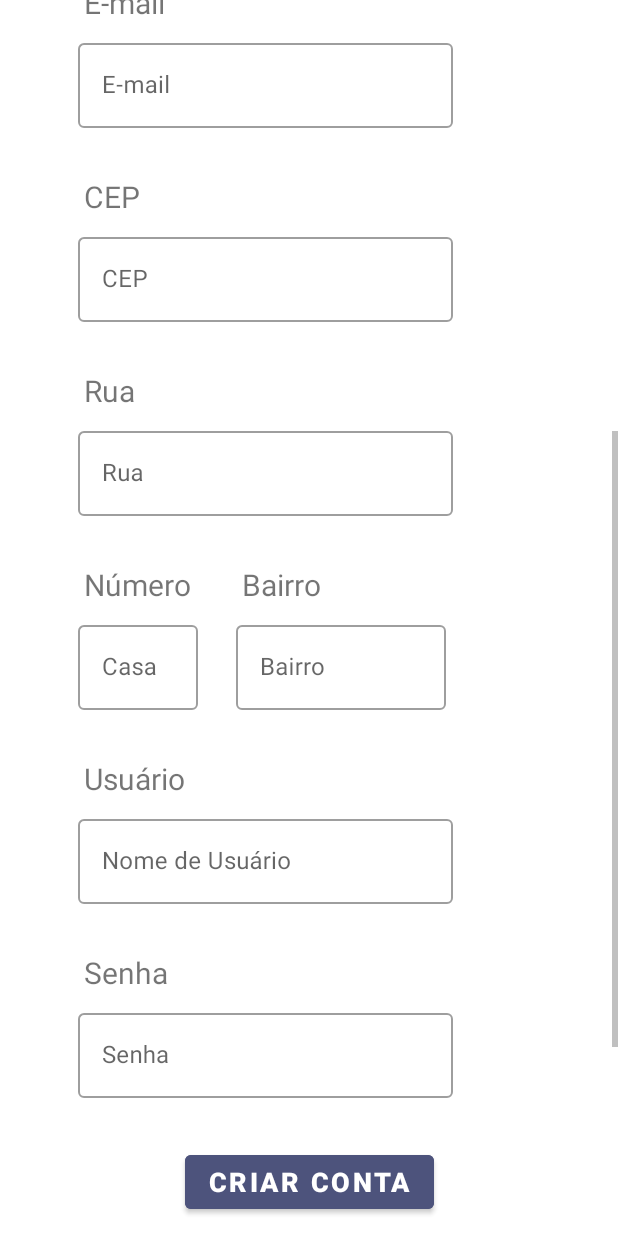
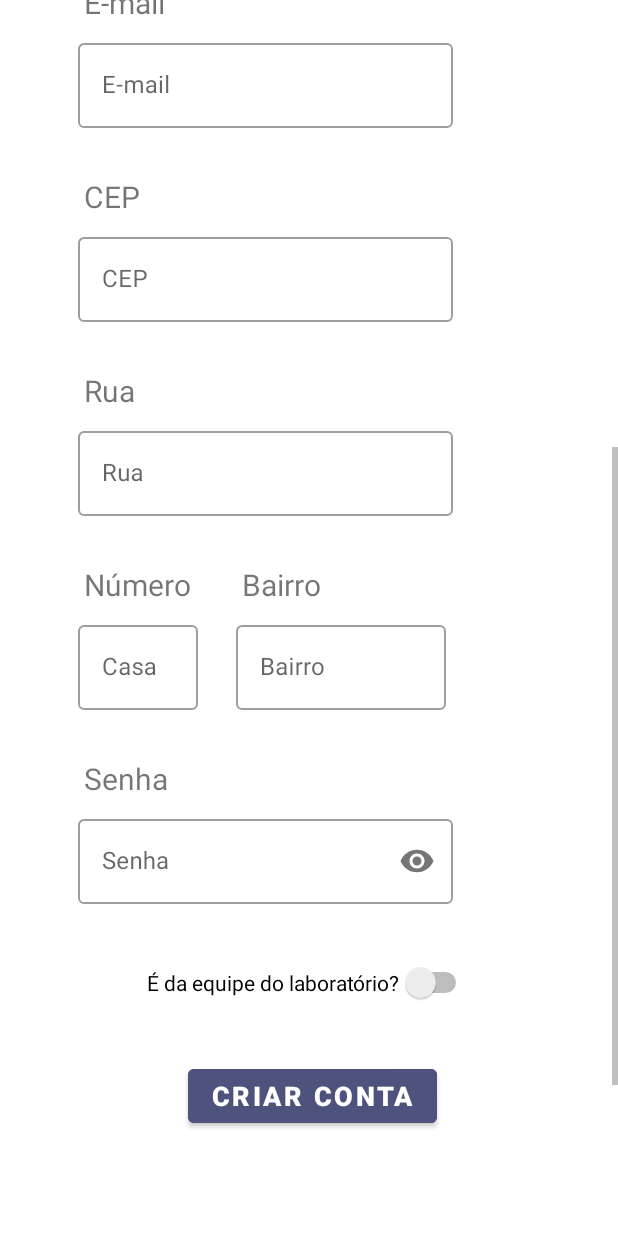
Before and after one commit to isa56/hackathonLabC, an Android app: the CreateAccountActivity screen opened directly, with no data from a screen before it, scrolled down 576 dp, on a phone screen of 412 x 824 dp. Run offline under Robolectric (Android 15) with nearby library versions, the light colour scheme and no system bars; our stand-ins replace Firebase (no records; nobody signed in at launch, a user with empty details on screens opened directly).

Commit message:
Cadastro de usuários no Firebase!!!

```diff
--- a/app/src/main/java/br/com/isa56/hackathonlabcv/MenuActivity.java
+++ b/app/src/main/java/br/com/isa56/hackathonlabcv/activity/MenuActivity.java
@@ -1,10 +1,12 @@
-package br.com.isa56.hackathonlabcv;
+package br.com.isa56.hackathonlabcv.activity;
 
 import android.content.Intent;
 import android.os.Bundle;
 
 
 import androidx.appcompat.app.AppCompatActivity;
+
+import br.com.isa56.hackathonlabcv.R;
 
 public class MenuActivity extends AppCompatActivity {
 
--- a/app/src/main/res/layout/activity_create_account.xml
+++ b/app/src/main/res/layout/activity_create_account.xml
@@ -74,7 +74,8 @@
                     <com.google.android.material.textfield.TextInputEditText
                         android:id="@+id/inputName"
                         android:layout_width="match_parent"
-                        android:layout_height="wrap_content" />
+                        android:layout_height="wrap_content"
+                        android:inputType="text" />
 
                 </com.google.android.material.textfield.TextInputLayout>
 
@@ -104,7 +105,8 @@
                     <com.google.android.material.textfield.TextInputEditText
                         android:id="@+id/inputCPF"
                         android:layout_width="match_parent"
-                        android:layout_height="wrap_content" />
+                        android:layout_height="wrap_content"
+                        android:inputType="number" />
 
                 </com.google.android.material.textfield.TextInputLayout>
 
@@ -134,7 +136,8 @@
                     <com.google.android.material.textfield.TextInputEditText
                         android:id="@+id/WhatsAppInput"
                         android:layout_width="match_parent"
-                        android:layout_height="wrap_content" />
+                        android:layout_height="wrap_content"
+                        android:inputType="phone" />
 
                 </com.google.android.material.textfield.TextInputLayout>
 
@@ -164,7 +167,8 @@
                     <com.google.android.material.textfield.TextInputEditText
                         android:id="@+id/EmailInput"
                         android:layout_width="match_parent"
-                        android:layout_height="wrap_content" />
+                        android:layout_height="wrap_content"
+                        android:inputType="textWebEmailAddress" />
 
                 </com.google.android.material.textfield.TextInputLayout>
 
@@ -194,7 +198,8 @@
                     <com.google.android.material.textfield.TextInputEditText
                         android:id="@+id/CEPInput"
                         android:layout_width="match_parent"
-                        android:layout_height="wrap_content" />
+                        android:layout_height="wrap_content"
+                        android:inputType="number" />
 
                 </com.google.android.material.textfield.TextInputLayout>
 
@@ -224,7 +229,8 @@
                     <com.google.android.material.textfield.TextInputEditText
                         android:id="@+id/StreetInput"
                         android:layout_width="match_parent"
-                        android:layout_height="wrap_content" />
+                        android:layout_height="wrap_content"
+                        android:inputType="text" />
 
                 </com.google.android.material.textfield.TextInputLayout>
 
@@ -254,7 +260,8 @@
                     <com.google.android.material.textfield.TextInputEditText
                         android:id="@+id/houseNumInput"
                         android:layout_width="match_parent"
-                        android:layout_height="wrap_content" />
+                        android:layout_height="wrap_content"
+                        android:inputType="number" />
 
                 </com.google.android.material.textfield.TextInputLayout>
 
@@ -284,45 +291,14 @@
                     <com.google.android.material.textfield.TextInputEditText
                         android:id="@+id/addressInput"
                         android:layout_width="match_parent"
-                        android:layout_height="wrap_content" />
+                        android:layout_height="wrap_content"
+                        android:inputType="text" />
 
                 </com.google.android.material.textfield.TextInputLayout>
 
 
-
-
                 <TextView
-                    android:id="@+id/UsernameLabel"
-                    android:layout_width="wrap_content"
-                    android:layout_height="wrap_content"
-                    android:layout_marginStart="4dp"
-                    android:layout_marginTop="32dp"
-                    android:text="Usuário"
-                    android:textSize="20dp"
-                    app:layout_constraintStart_toStartOf="@+id/greetings"
-                    app:layout_constraintTop_toBottomOf="@+id/inputHouseNum" />
-
-                <com.google.android.material.textfield.TextInputLayout
-                    android:id="@+id/inputUsername"
-                    style="@style/Widget.MaterialComponents.TextInputLayout.OutlinedBox"
-                    android:layout_width="250dp"
-                    android:layout_height="wrap_content"
-                    android:layout_marginTop="8dp"
-                    android:hint="Nome de Usuário"
-                    app:layout_constraintStart_toStartOf="@+id/greetings"
-                    app:layout_constraintTop_toBottomOf="@+id/UsernameLabel">
-
-                    <com.google.android.material.textfield.TextInputEditText
-                        android:id="@+id/UsernameInput"
-                        android:layout_width="match_parent"
-                        android:layout_height="wrap_content" />
-
-                </com.google.android.material.textfield.TextInputLayout>
-
-
-
-                <TextView
-                    android:id="@+id/PasswordCreateLabel"
+                    android:id="@+id/PasswordLabel"
                     android:layout_width="wrap_content"
                     android:layout_height="wrap_content"
                     android:layout_marginStart="4dp"
@@ -330,7 +306,7 @@
                     android:text="Senha"
                     android:textSize="20dp"
                     app:layout_constraintStart_toStartOf="@+id/greetings"
-                    app:layout_constraintTop_toBottomOf="@+id/inputUsername" />
+                    app:layout_constraintTop_toBottomOf="@+id/inputHouseNum" />
 
                 <com.google.android.material.textfield.TextInputLayout
                     android:id="@+id/inputPassword"
@@ -340,12 +316,14 @@
                     android:layout_marginTop="8dp"
                     android:hint="Senha"
                     app:layout_constraintStart_toStartOf="@+id/greetings"
-                    app:layout_constraintTop_toBottomOf="@+id/PasswordCreateLabel">
+                    app:layout_constraintTop_toBottomOf="@+id/PasswordLabel"
+                    app:passwordToggleEnabled="true">
 
                     <com.google.android.material.textfield.TextInputEditText
                         android:id="@+id/PasswordInput"
                         android:layout_width="match_parent"
-                        android:layout_height="wrap_content" />
+                        android:layout_height="wrap_content"
+                        android:inputType="textPassword" />
 
                 </com.google.android.material.textfield.TextInputLayout>
 
@@ -354,16 +332,16 @@
                     android:id="@+id/CreateAccountButton"
                     android:layout_width="wrap_content"
                     android:layout_height="wrap_content"
-                    android:layout_marginTop="32dp"
+                    android:layout_marginTop="104dp"
+                    android:backgroundTint="@color/dark_blue"
+                    android:onClick="validateCreateAccount"
+                    android:text="Criar conta"
                     android:textSize="18dp"
                     android:textStyle="bold"
-                    android:text="Criar conta"
                     app:layout_constraintEnd_toEndOf="parent"
+                    app:layout_constraintHorizontal_bias="0.51"
                     app:layout_constraintStart_toStartOf="parent"
-                    app:layout_constraintTop_toBottomOf="@id/inputPassword"
-                    android:backgroundTint="@color/dark_blue"
-                    />
-
+                    app:layout_constraintTop_toBottomOf="@+id/inputPassword" />
 
                 <ImageView
                     android:id="@+id/imageView2"
@@ -373,9 +351,21 @@
                     android:layout_marginBottom="32dp"
                     app:layout_constraintBottom_toBottomOf="parent"
                     app:layout_constraintEnd_toEndOf="parent"
+                    app:layout_constraintHorizontal_bias="0.516"
                     app:layout_constraintStart_toStartOf="parent"
                     app:layout_constraintTop_toBottomOf="@+id/CreateAccountButton"
+                    app:layout_constraintVertical_bias="0.0"
                     app:srcCompat="@drawable/messagecreateaccount" />
+
+                <Switch
+                    android:id="@+id/choice"
+                    android:layout_width="wrap_content"
+                    android:layout_height="wrap_content"
+                    android:text="É da equipe do laboratório?"
+                    app:layout_constraintBottom_toTopOf="@+id/CreateAccountButton"
+                    app:layout_constraintEnd_toEndOf="parent"
+                    app:layout_constraintStart_toStartOf="parent"
+                    app:layout_constraintTop_toBottomOf="@+id/inputPassword" />
 
 
             </androidx.constraintlayout.widget.ConstraintLayout>
--- a/app/src/main/res/layout/activity_menu.xml
+++ b/app/src/main/res/layout/activity_menu.xml
@@ -14,4 +14,5 @@
         app:layout_constraintEnd_toEndOf="parent"
         app:layout_constraintStart_toStartOf="parent"
         app:layout_constraintTop_toTopOf="parent" />
+
 </androidx.constraintlayout.widget.ConstraintLayout>
--- a/app/src/main/res/values/strings.xml
+++ b/app/src/main/res/values/strings.xml
@@ -1,3 +1,4 @@
 <resources>
-    <string name="app_name">HackathonLabCV</string>
+    <string name="app_name">Hackathon Lab CV</string>
+    <string name="title_activity_maps">MapsActivity</string>
 </resources>
--- a/build.gradle
+++ b/build.gradle
@@ -7,6 +7,7 @@
     dependencies {
         classpath 'com.android.tools.build:gradle:7.0.0'
 
+        classpath 'com.google.gms:google-services:4.3.8'
         // NOTE: Do not place your application dependencies here; they belong
         // in the individual module build.gradle files
     }
```
Also changed, not shown: app/build.gradle (+19 -0 lines), app/src/debug/res/values/google_maps_api.xml (added, +24 -0 lines), app/src/main/AndroidManifest.xml (+30 -5 lines), app/src/main/java/br/com/isa56/hackathonlabcv/ContractClass.java (deleted, +0 -7 lines), app/src/main/java/br/com/isa56/hackathonlabcv/CreateAccountActivity.java (deleted, +0 -14 lines), app/src/main/java/br/com/isa56/hackathonlabcv/activity/CreateAccountActivity.java (added, +90 -0 lines), app/src/main/java/br/com/isa56/hackathonlabcv/activity/MainActivity.java (renamed from app/src/main/java/br/com/isa56/hackathonlabcv/MainActivity.java, +4 -13 lines), app/src/main/java/br/com/isa56/hackathonlabcv/activity/MapsActivity.java (added, +53 -0 lines), app/src/main/java/br/com/isa56/hackathonlabcv/config/FirebaseConfig.java (added, +29 -0 lines), app/src/main/java/br/com/isa56/hackathonlabcv/model/User.java (added, +53 -0 lines), app/src/main/res/layout/activity_main.xml (+8 -6 lines), app/src/main/res/layout/activity_maps.xml (added, +9 -0 lines), app/src/main/res/drawable-v24/icon.png (added), app/src/main/res/drawable/illustrationwelcome.png (added), 2 other files.
